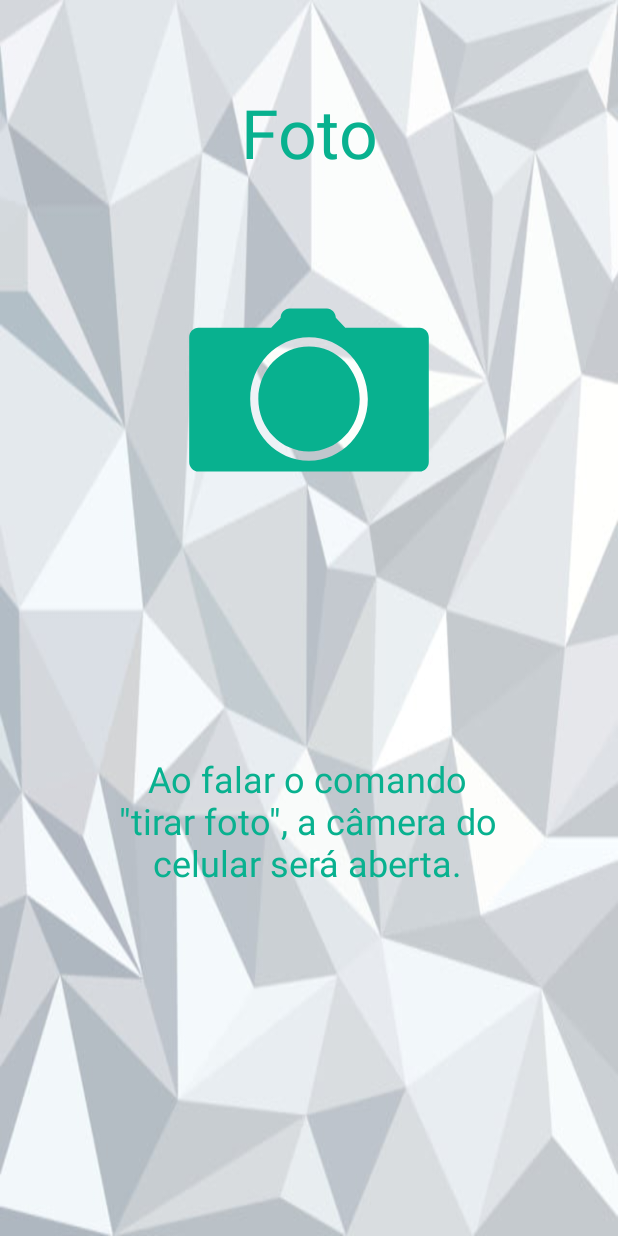
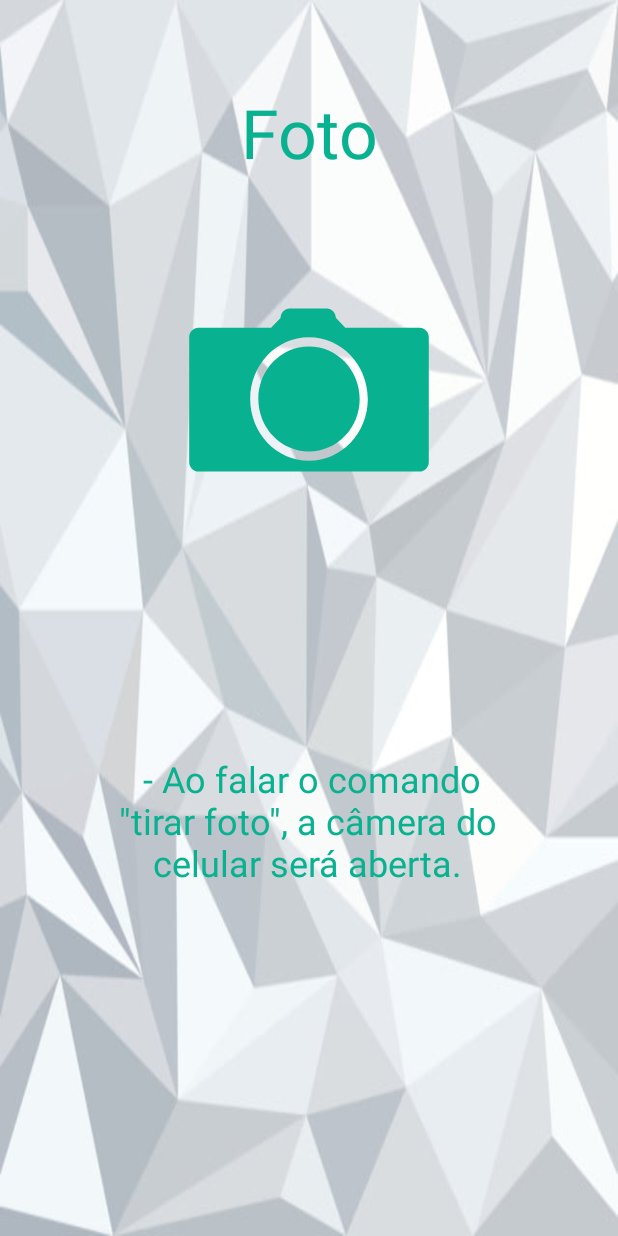
Before and after one commit to Gil-cos/Projeto_Integrador_1-Sem2020, an Android app: the layout foto.xml on its own in the app's theme, with its tools: preview values and no code run, on a phone screen of 412 x 824 dp. Run offline under Robolectric (Android 15) with nearby library versions, the light colour scheme and no system bars; Roboto replaces fonts that are not available here.

Commit message:
Final - VIEW_PAGER - XML/JAVA - R.C

```diff
--- a/AssistenteVirtualIdosos/app/src/main/res/layout/foto.xml
+++ b/AssistenteVirtualIdosos/app/src/main/res/layout/foto.xml
@@ -37,7 +37,7 @@
       android:layout_width="271dp"
       android:layout_height="266dp"
       android:gravity="center"
-      android:text='Ao falar o comando "tirar foto", a câmera do celular será aberta.'
+      android:text=' - Ao falar o comando "tirar foto", a câmera do celular será aberta.'
       android:textColor="#08B18F"
       android:textSize="24sp"
       app:fontFamily="@font/fredoka_one"
```
